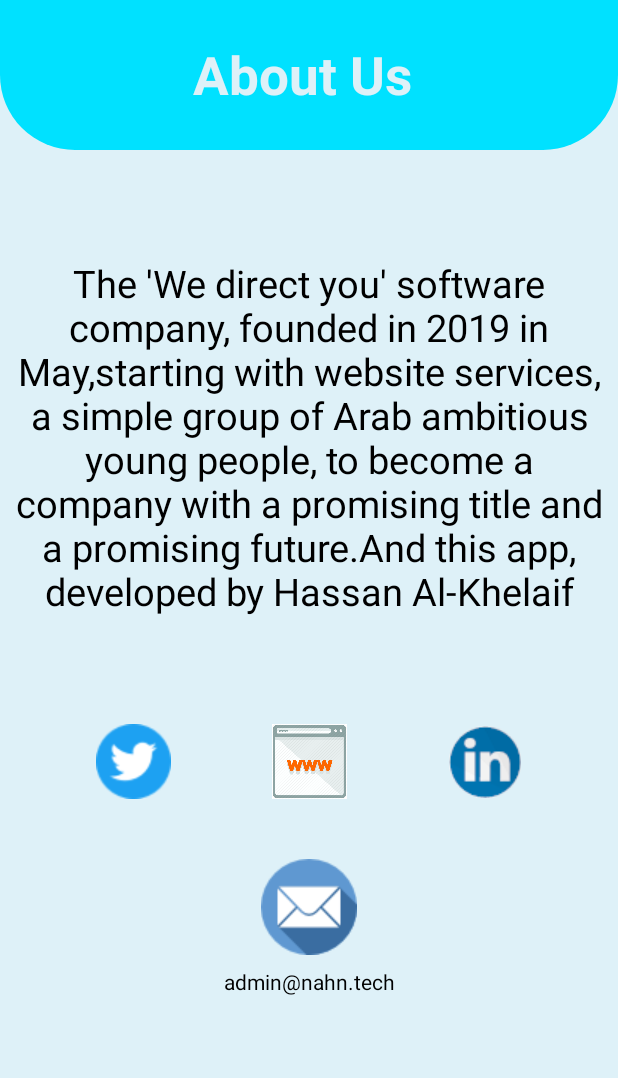
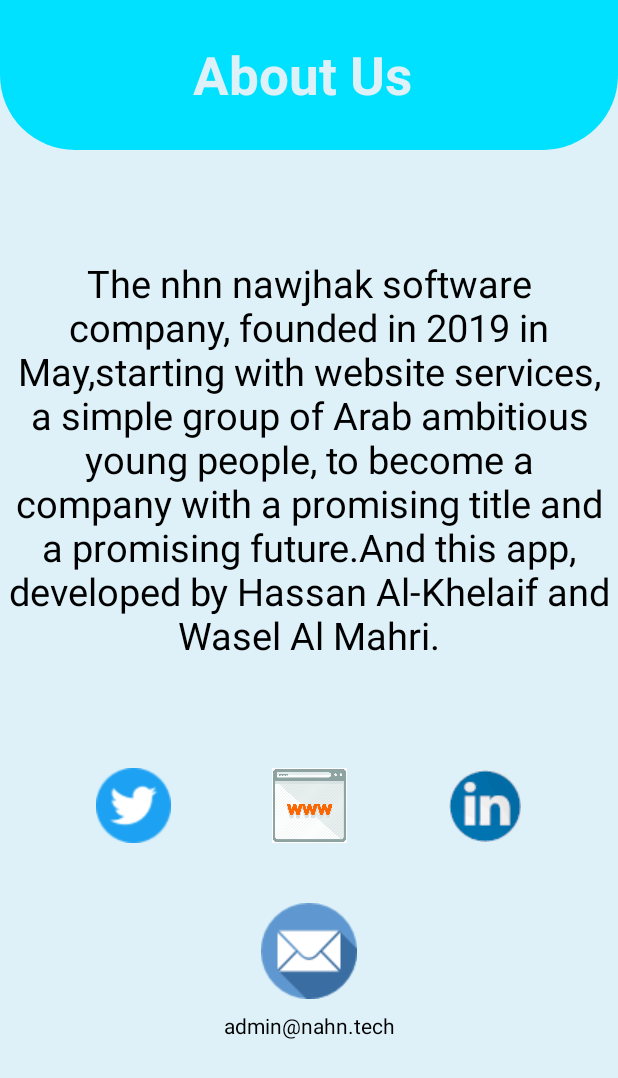
Before and after one commit to hassan1091/okke-android, an Android app: the screen it shows after launch (AboutUsActivity), after a tap on an icon or button, on a phone screen of 412 x 824 dp. Shown: the top 1078 px of the screen. Run offline under Robolectric (Android 15) with nearby library versions, the phone set to English and light mode, and no system bars; our stand-ins replace AdMob, Room's generated code; libraries missing offline, so code that uses them is left out: com.facebook.ads.

Commit message:
تم الانتهاء من التطبيبق وتحسين الكود تم حل مشكلة عدم تشغيل fragment عند نتيجة اقل من ثلاث روابط تعديل about us اضافة اعلانات اكثر

```diff
--- a/app/src/main/java/com/example/okke/ui/Activity/AboutUsActivity.java
+++ b/app/src/main/java/com/example/okke/ui/Activity/AboutUsActivity.java
@@ -8,13 +8,28 @@ import android.os.Bundle;
 import android.view.View;
 
 import com.example.okke.R;
+import com.google.android.gms.ads.AdRequest;
+import com.google.android.gms.ads.AdView;
+import com.google.android.gms.ads.MobileAds;
+import com.google.android.gms.ads.initialization.InitializationStatus;
+import com.google.android.gms.ads.initialization.OnInitializationCompleteListener;
 
 public class AboutUsActivity extends AppCompatActivity {
-
+    private AdView mAdView;
     @Override
     protected void onCreate(Bundle savedInstanceState) {
         super.onCreate(savedInstanceState);
         setContentView(R.layout.activity_about_us);
+        mAdView = findViewById(R.id.adView);
+        //مهم للاعلانات
+        MobileAds.initialize(this, new OnInitializationCompleteListener() {
+            @Override
+            public void onInitializationComplete(InitializationStatus initializationStatus) {
+            }
+        });
+        //اعلان قوقل
+        AdRequest adRequest = new AdRequest.Builder().build();
+        mAdView.loadAd(adRequest);
     }
 
     public void displayOpenTwitter(View view) {
--- a/app/src/main/java/com/example/okke/ui/Activity/MainActivity.java
+++ b/app/src/main/java/com/example/okke/ui/Activity/MainActivity.java
@@ -54,12 +54,10 @@ public class MainActivity extends AppCompatActivity {
     private DatabaseForAdapter databaseForAdapter;
     private String  mUserUrl;
     private EditText editText;
-    private DownloadManager downloadManager;
-
     private ProgressBar mProgressBar;
     //ads
     private AdView mAdView;
-    private InterstitialAd mInterstitialAd;
+    public InterstitialAd mInterstitialAd;
 
 
     @Override
@@ -69,7 +67,6 @@ public class MainActivity extends AppCompatActivity {
         databaseForAdapter = DatabaseForAdapter.getsInstance(this);
         editText = findViewById(R.id.E1);
         mProgressBar = findViewById(R.id.progressBar);
-        downloadManager = (DownloadManager) getSystemService(DOWNLOAD_SERVICE);
         mAdView = findViewById(R.id.adView);
         displayCheckSelfPermission();
         //جلب البيانات اذا تم مشاركة الفيديو من تويتر
@@ -85,8 +82,19 @@ public class MainActivity extends AppCompatActivity {
         //اعلان قوقل
         AdRequest adRequest = new AdRequest.Builder().build();
         mAdView.loadAd(adRequest);
+        mInterstitialAd = new InterstitialAd(this);
+        mInterstitialAd.setAdUnitId("ca-app-pub-4200825572816870/1251621628");
+        mInterstitialAd.loadAd(adRequest);
+
     }
 
+    @Override
+    protected void onResume() {
+        super.onResume();
+        if (mInterstitialAd.isLoaded()){
+            mInterstitialAd.show();
+        }
+    }
 
     //التأكد من الاتضال بالانترنت
     private boolean isNetworkAvailable() {
@@ -193,9 +201,7 @@ public class MainActivity extends AppCompatActivity {
 
     // الانتقال الى صفحة LastDownUrlActivity
     public void displayToLR(View view) {
-
             startActivityForResult(new Intent(MainActivity.this, LastDownUrlActivity.class), CODE_LDU);
-
     }
 
     //استقبال الرابط الذي تم ارساله من واجهة قائمة الروابط السابقة
--- a/app/src/main/res/layout/activity_about_us.xml
+++ b/app/src/main/res/layout/activity_about_us.xml
@@ -100,6 +100,17 @@
         app:layout_constraintStart_toStartOf="parent"
         app:layout_constraintTop_toBottomOf="@+id/buttonOurEmail" />
 
-
+    <com.google.android.gms.ads.AdView
+        xmlns:ads="http://schemas.android.com/apk/res-auto"
+        android:id="@+id/adView"
+        android:layout_width="wrap_content"
+        android:layout_height="wrap_content"
+        android:layout_alignParentBottom="true"
+        android:layout_centerHorizontal="true"
+        ads:adSize="SMART_BANNER"
+        ads:adUnitId="ca-app-pub-4200825572816870/1360083207"
+        app:layout_constraintBottom_toBottomOf="parent"
+        app:layout_constraintEnd_toEndOf="parent"
+        app:layout_constraintStart_toStartOf="parent" />
 
 </androidx.constraintlayout.widget.ConstraintLayout>
--- a/app/src/main/res/values/strings.xml
+++ b/app/src/main/res/values/strings.xml
@@ -9,6 +9,6 @@
     <string name="Put_the_link_here">Put the link here. . .</string>
     <string name="You_do_not_have_internet_please_try_again_later">You do not have internet, please try again later</string>
     <string name="Who_are_we">"About Us "</string>
-    <string name="about_us_description">The "'We direct you'"  software company, founded in 2019 in May,starting with website services, a simple group of Arab ambitious young people, to become a company with a promising title and a promising future.And this app, developed by Hassan Al-Khelaif</string>
+    <string name="about_us_description">The nhn nawjhak  software company, founded in 2019 in May,starting with website services, a simple group of Arab ambitious young people, to become a company with a promising title and a promising future.And this app, developed by Hassan Al-Khelaif and Wasel Al Mahri.</string>
     <string name="Add_the_link">add the link</string>
 </resources>
```
Also changed, not shown: app/src/main/java/com/example/okke/ui/Activity/LastDownUrlActivity.java (+16 -1 lines), app/src/main/res/layout/activity_re2s.xml (+12 -1 lines), 2 other files.
